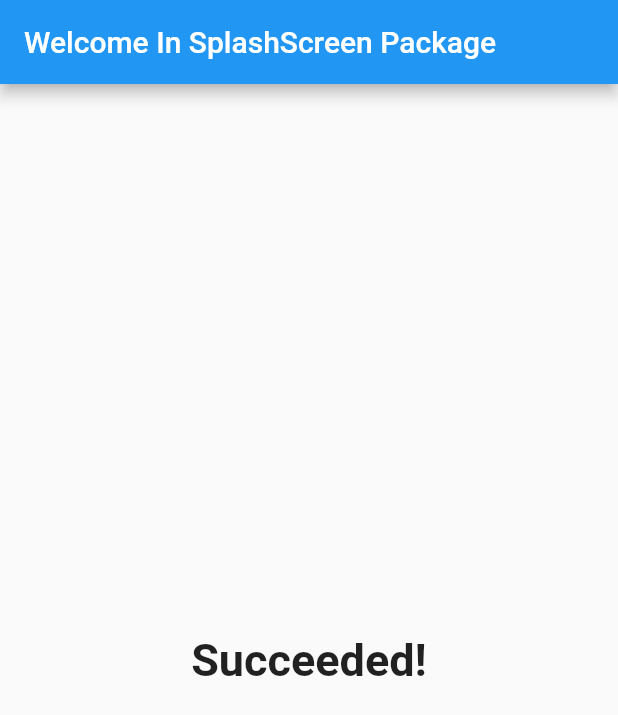
After one commit to misaelriojasm/BusApp, a Flutter app: the AfterSplash screen opened directly, on a phone screen of 412 x 824 dp. The commit adds this screen. Shown: the top 715 px of the screen. Run offline on Flutter 3.47's test engine with Material 2 defaults, Android fonts, the phone set to English and light mode, and no system bars; our stand-ins replace splashscreen.

Commit message:
splashscren + firebase

```diff
--- /dev/null
+++ b/lib/src/splashscreen/splash.dart
@@ -0,0 +1,50 @@
+import 'package:flutter/material.dart';
+import 'package:splashscreen/splashscreen.dart';
+
+class MyApp extends StatefulWidget {
+  @override
+  _MyAppState createState() => new _MyAppState();
+}
+
+class _MyAppState extends State<MyApp> {
+  @override
+  Widget build(BuildContext context) {
+    return new SplashScreen(
+      seconds: 14,
+      navigateAfterSeconds: new AfterSplash(),
+      title: new Text('Welcome In SplashScreen',
+        style: new TextStyle(
+          fontWeight: FontWeight.bold,
+          fontSize: 20.0
+        ),
+      ),
+      image: new Image.network('https://flutter.io/images/catalog-widget-placeholder.png'),
+      backgroundGradient: new LinearGradient(colors: [Colors.cyan, Colors.blue], begin: Alignment.topLeft, end: Alignment.bottomRight),
+      backgroundColor: Colors.white,
+      styleTextUnderTheLoader: new TextStyle(),
+      photoSize: 100.0,
+      onClick: ()=>print("Flutter Egypt"),
+      loaderColor: Colors.red,
+    );
+  }
+}
+
+class AfterSplash extends StatelessWidget {
+  @override
+  Widget build(BuildContext context) {
+    return new Scaffold(
+      appBar: new AppBar(
+        title: new Text("Welcome In SplashScreen Package"),
+        automaticallyImplyLeading: false,
+        ),
+      body: new Center(
+        child: new Text("Succeeded!",
+        style: new TextStyle(
+          fontWeight: FontWeight.bold,
+          fontSize: 30.0
+        ),),
+
+      ),
+    );
+  }
+}
--- a/pubspec.yaml
+++ b/pubspec.yaml
@@ -23,7 +23,10 @@ dependencies:
   # The following adds the Cupertino Icons font to your application.
   # Use with the CupertinoIcons class for iOS style icons.
   cupertino_icons: ^0.1.2
-
+  firebase_core: ^0.4.0+9
+  firebase_auth: ^0.14.0+5
+  firestore_ui: ^1.7.2
+  splashscreen: ^1.2.0
 
 dev_dependencies:
   flutter_test:
```
Also changed, not shown: lib/main.dart (+38 -72 lines), lib/src/userscreen/user.dart (added, +91 -0 lines), lib/src/ownerscreen/owner.dart (added), pubspec.lock, 3 other files.
